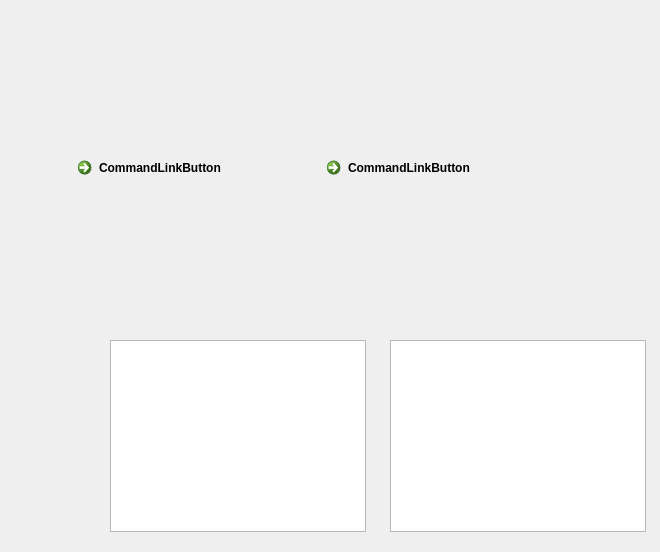
Old version of the form tasks_list.ui in the repository Lev18/TaskOpium.
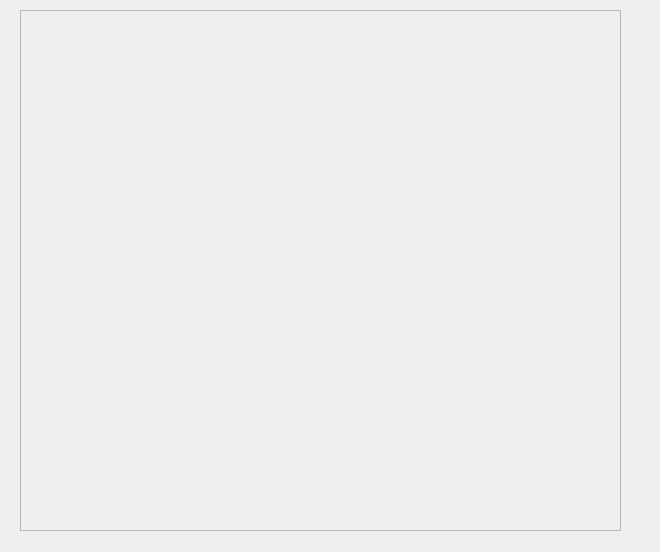
New version of the form.

Diff of the .ui file:
```diff
--- a/tasks_list.ui
+++ b/tasks_list.ui
@@ -13,51 +13,28 @@
   <property name="windowTitle">
    <string>Dialog</string>
   </property>
-  <widget class="QWidget" name="horizontalLayoutWidget">
+  <widget class="QScrollArea" name="scrollArea">
    <property name="geometry">
     <rect>
-     <x>70</x>
-     <y>150</y>
-     <width>491</width>
-     <height>171</height>
+     <x>20</x>
+     <y>10</y>
+     <width>601</width>
+     <height>521</height>
     </rect>
    </property>
-   <layout class="QHBoxLayout" name="horizontalLayout">
-    <item>
-     <widget class="QCommandLinkButton" name="commandLinkButton_2">
-      <property name="text">
-       <string>CommandLinkButton</string>
-      </property>
-     </widget>
-    </item>
-    <item>
-     <widget class="QCommandLinkButton" name="commandLinkButton">
-      <property name="text">
-       <string>CommandLinkButton</string>
-      </property>
-     </widget>
-    </item>
-   </layout>
-  </widget>
-  <widget class="QListView" name="listView">
-   <property name="geometry">
-    <rect>
-     <x>110</x>
-     <y>340</y>
-     <width>256</width>
-     <height>192</height>
-    </rect>
+   <property name="widgetResizable">
+    <bool>true</bool>
    </property>
-  </widget>
-  <widget class="QTableWidget" name="tableWidget">
-   <property name="geometry">
-    <rect>
-     <x>390</x>
-     <y>340</y>
-     <width>256</width>
-     <height>192</height>
-    </rect>
-   </property>
+   <widget class="QWidget" name="scrollAreaWidgetContents">
+    <property name="geometry">
+     <rect>
+      <x>0</x>
+      <y>0</y>
+      <width>599</width>
+      <height>519</height>
+     </rect>
+    </property>
+   </widget>
   </widget>
  </widget>
  <resources/>
```
